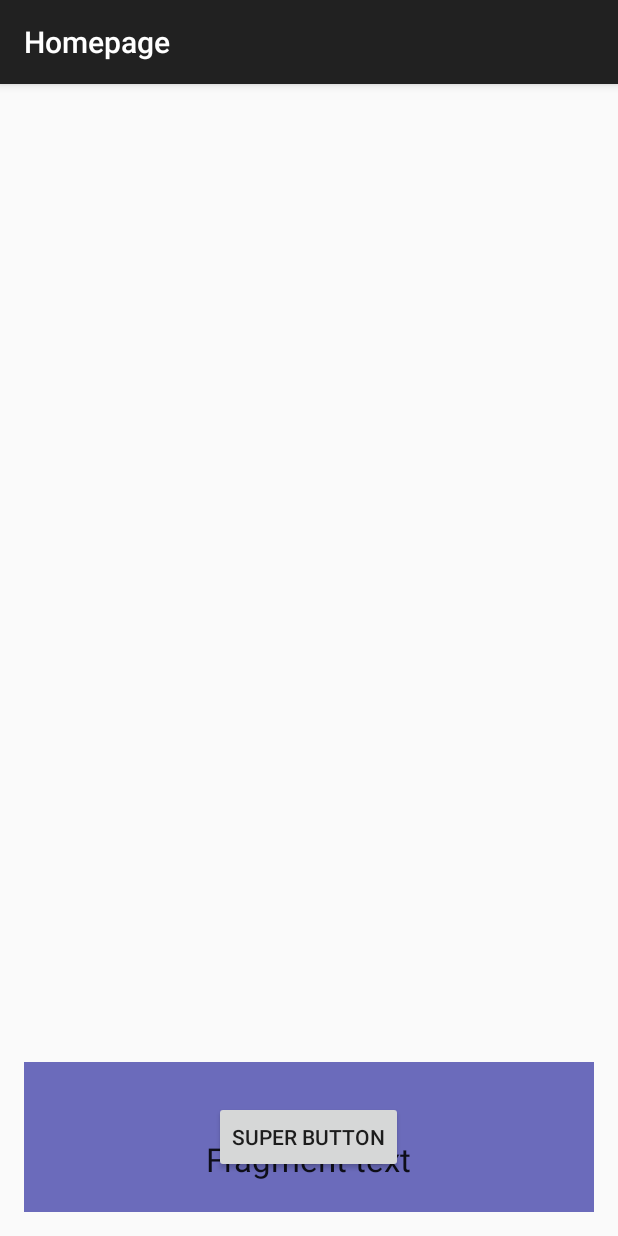
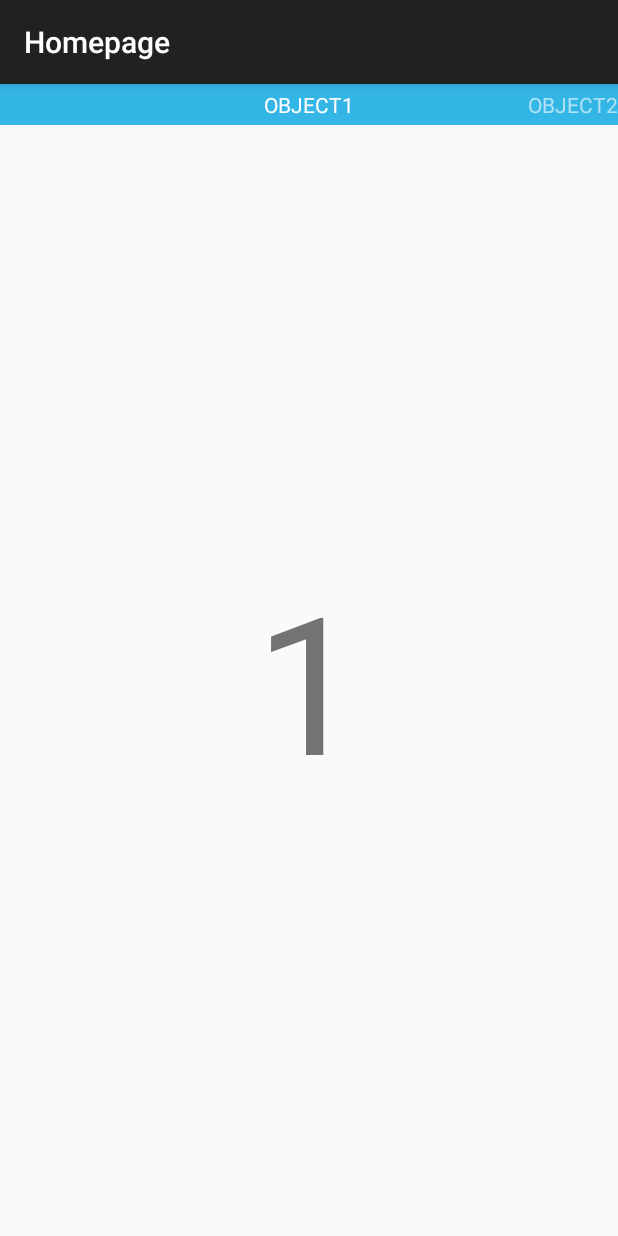
Before and after one commit to star-Ray/PPFYP, an Android app: the HomepageActivity screen opened directly, with no data from a screen before it, on a phone screen of 412 x 824 dp. Run offline under Robolectric (Android 15) with nearby library versions, the phone set to English and light mode, and no system bars.

Commit message:
- implemented draft swipe scroll on homepage - removed other unnecessary codes

```diff
--- a/FYPProject/app/src/main/java/com/example/arnold/fypproject/Activity/HomepageActivity.java
+++ b/FYPProject/app/src/main/java/com/example/arnold/fypproject/Activity/HomepageActivity.java
@@ -6,6 +6,10 @@ import android.content.Intent;
 import android.content.SharedPreferences;
 import android.net.Uri;
 import android.os.Bundle;
+import android.support.v4.app.Fragment;
+import android.support.v4.app.FragmentManager;
+import android.support.v4.app.FragmentPagerAdapter;
+import android.support.v4.view.ViewPager;
 import android.support.v4.widget.DrawerLayout;
 import android.support.v7.app.ActionBarActivity;
 import android.view.View;
@@ -16,19 +20,20 @@ import android.widget.Toast;
 
 import com.example.arnold.fypproject.Entity.Courier;
 import com.example.arnold.fypproject.Entity.Sender;
-import com.example.arnold.fypproject.Fragment.SampleFragment;
+import com.example.arnold.fypproject.Fragment.HomepageFragment;
 import com.example.arnold.fypproject.R;
 import com.google.gson.Gson;
 
 
-public class HomepageActivity extends ActionBarActivity implements SampleFragment.OnFragmentInteractionListener {
+public class HomepageActivity extends ActionBarActivity {
     private Intent intent;
     private Sender sender;
     private Courier courier;
-    private String[] drawerArr;
     private SharedPreferences sharedPref;
     private SharedPreferences.Editor editor;
     private Gson gson;
+    private HomepageTabsPagerAdapter homepageTabsPagerAdapter;
+    private ViewPager viewPager;
 
     @Override
     protected void onCreate(Bundle savedInstanceState) {
@@ -42,62 +47,14 @@ public class HomepageActivity extends ActionBarActivity implements SampleFragmen
         sender = gson.fromJson(sharedPref.getString("sender", null), Sender.class);
         courier = gson.fromJson(sharedPref.getString("courier", null), Courier.class);
 
-//        Drawer view
-        drawerArr = new String[]{"My Profile", "NFC Page", "WriteNFC", "test1", "test2", "Test3NavScroll", "maps", "Settings", "Logout"};
-        final ArrayAdapter<String> drawerAdapter = new ArrayAdapter<String>(this, R.layout.drawer_textview, drawerArr);
-        final DrawerLayout drawerLayout = (DrawerLayout)findViewById(R.id.drawer_layout);
-        ListView listView = (ListView)findViewById(R.id.homepage_drawer);
+//        Load swipe view
+        viewPager = (ViewPager)findViewById(R.id.pager_test);
+        homepageTabsPagerAdapter = new HomepageTabsPagerAdapter(getSupportFragmentManager());
+        viewPager.setAdapter(homepageTabsPagerAdapter);
 
+        loadDrawer(); //load Drawer
 
-        listView.setAdapter(drawerAdapter);
-        listView.setOnItemClickListener(new AdapterView.OnItemClickListener() {
-            @Override
-            public void onItemClick(AdapterView<?> parent, View view, int position, long id) {
-                String itemTitle = drawerAdapter.getItem(position);
-
-                switch(itemTitle){
-                    case "My Profile":
-                        goToMyProfilePage();
-                        break;
-                    case "NFC Page":
-                        goToNFCPage();
-                        break;
-                    case "Settings":
-                        break;
-                    case "Logout":
-                        goToLogout();
-                        break;
-                    case "Test3NavScroll":
-                        goToTest3();
-                        break;
-                    case "test1":
-                        goToTest1();
-                        break;
-                    case "test2":
-                        goToTest2();
-                        break;
-                    case "maps":
-                        goToMaps();
-                        break;
-                    case "WriteNFC":
-                        goToWriteNFC();
-                        break;
-                }
-                drawerLayout.closeDrawers();
-            }
-        });
-
-//        Load fragment
-        if (findViewById(R.id.fragment_container) != null){
-            if(savedInstanceState != null){
-                return;
-            }
-            SampleFragment sampleFragment = new SampleFragment();
-            sampleFragment.setArguments(getIntent().getExtras());
-            getSupportFragmentManager().beginTransaction().add(R.id.fragment_container, sampleFragment).commit();
-        }
-
-//        Load welcome toast
+//        Load welcome toast if entered from login page
         if (getIntent().getStringExtra("login") != null){
             Toast.makeText(this, "Welcome, " + courier.getName(), Toast.LENGTH_SHORT).show();
         }
@@ -148,12 +105,78 @@ public class HomepageActivity extends ActionBarActivity implements SampleFragmen
     }
 
     @Override
-    public void onFragmentInteraction(Uri uri) {
-    }
-
-    @Override
     public void onBackPressed() {
         editor.putString("action", "exit").apply();
         finish();
     }
+
+    public void loadDrawer(){
+//        Drawer view
+        String[] drawerArr = new String[]{"My Profile", "NFC Page", "WriteNFC", "test1", "test2", "Test3NavScroll", "maps", "Settings", "Logout"};
+        final ArrayAdapter<String> drawerAdapter = new ArrayAdapter<String>(this, R.layout.drawer_textview, drawerArr);
+        final DrawerLayout drawerLayout = (DrawerLayout)findViewById(R.id.drawer_layout);
+
+        ListView listView = (ListView)findViewById(R.id.homepage_drawer);
+        listView.setAdapter(drawerAdapter);
+        listView.setOnItemClickListener(new AdapterView.OnItemClickListener() {
+            @Override
+            public void onItemClick(AdapterView<?> parent, View view, int position, long id) {
+                String itemTitle = drawerAdapter.getItem(position);
+                switch(itemTitle){
+                    case "My Profile":
+                        goToMyProfilePage();
+                        break;
+                    case "NFC Page":
+                        goToNFCPage();
+                        break;
+                    case "Settings":
+                        break;
+                    case "Logout":
+                        goToLogout();
+                        break;
+                    case "Test3NavScroll":
+                        goToTest3();
+                        break;
+                    case "test1":
+                        goToTest1();
+                        break;
+                    case "test2":
+                        goToTest2();
+                        break;
+                    case "maps":
+                        goToMaps();
+                        break;
+                    case "WriteNFC":
+                        goToWriteNFC();
+                        break;
+                }
+                drawerLayout.closeDrawers();
+            }
+        });
+    }
+
+    public static class HomepageTabsPagerAdapter extends FragmentPagerAdapter {
+        public HomepageTabsPagerAdapter (FragmentManager fm){
+            super(fm);
+        }
+
+        @Override
+        public Fragment getItem(int i){
+            Fragment fragment = new HomepageFragment();
+            Bundle args = new Bundle();
+            args.putInt(HomepageFragment.ARG_OBJECT, i + 1);
+            fragment.setArguments(args);
+            return fragment;
+        }
+
+        @Override
+        public int getCount(){
+            return 3;
+        }
+
+        @Override
+        public CharSequence getPageTitle(int position){
+            return "OBJECT" + (position + 1);
+        }
+    }
 }
--- a/FYPProject/app/src/main/java/com/example/arnold/fypproject/Fragment/SampleFragment.java
+++ /dev/null
@@ -1,113 +0,0 @@
-package com.example.arnold.fypproject.Fragment;
-
-import android.app.Activity;
-import android.content.Context;
-import android.content.SharedPreferences;
-import android.net.Uri;
-import android.os.Bundle;
-import android.support.v4.app.Fragment;
-import android.view.LayoutInflater;
-import android.view.View;
-import android.view.ViewGroup;
-import android.widget.TextView;
-
-import com.example.arnold.fypproject.R;
-
-/**
- * A simple {@link Fragment} subclass.
- * Activities that contain this fragment must implement the
- * {@link SampleFragment.OnFragmentInteractionListener} interface
- * to handle interaction events.
- * Use the {@link SampleFragment#newInstance} factory method to
- * create an instance of this fragment.
- */
-public class SampleFragment extends Fragment {
-    // TODO: Rename parameter arguments, choose names that match
-    // the fragment initialization parameters, e.g. ARG_ITEM_NUMBER
-    private static final String ARG_PARAM1 = "param1";
-    private static final String ARG_PARAM2 = "param2";
-
-    // TODO: Rename and change types of parameters
-    private String mParam1;
-    private String mParam2;
-
-    private OnFragmentInteractionListener mListener;
-
-    /**
-     * Use this factory method to create a new instance of
-     * this fragment using the provided parameters.
-     *
-     * @param param1 Parameter 1.
-     * @param param2 Parameter 2.
-     * @return A new instance of fragment SampleFragment.
-     */
-    // TODO: Rename and change types and number of parameters
-    public static SampleFragment newInstance(String param1, String param2) {
-        SampleFragment fragment = new SampleFragment();
-        Bundle args = new Bundle();
-        args.putString(ARG_PARAM1, param1);
-        args.putString(ARG_PARAM2, param2);
-        fragment.setArguments(args);
-        return fragment;
-    }
-
-    public SampleFragment() {
-        // Required empty public constructor
-    }
-
-    @Override
-    public void onCreate(Bundle savedInstanceState) {
-        super.onCreate(savedInstanceState);
-        if (getArguments() != null) {
-            mParam1 = getArguments().getString(ARG_PARAM1);
-            mParam2 = getArguments().getString(ARG_PARAM2);
-        }
-    }
-
-    @Override
-    public View onCreateView(LayoutInflater inflater, ViewGroup container,
-                             Bundle savedInstanceState) {
-        // Inflate the layout for this fragment
-        return inflater.inflate(R.layout.fragment_sample, container, false);
-    }
-
-    // TODO: Rename method, update argument and hook method into UI event
-    public void onButtonPressed(Uri uri) {
-        if (mListener != null) {
-            mListener.onFragmentInteraction(uri);
-        }
-    }
-
-    @Override
-    public void onAttach(Activity activity) {
-        super.onAttach(activity);
-        try {
-            mListener = (OnFragmentInteractionListener) activity;
-        } catch (ClassCastException e) {
-            throw new ClassCastException(activity.toString()
-                    + " must implement OnFragmentInteractionListener");
-        }
-    }
-
-    @Override
-    public void onDetach() {
-        super.onDetach();
-        mListener = null;
-    }
-
-    /**
-     * This interface must be implemented by activities that contain this
-     * fragment to allow an interaction in this fragment to be communicated
-     * to the activity and potentially other fragments contained in that
-     * activity.
-     * <p/>
-     * See the Android Training lesson <a href=
-     * "http://developer.android.com/training/basics/fragments/communicating.html"
-     * >Communicating with Other Fragments</a> for more information.
-     */
-    public interface OnFragmentInteractionListener {
-        // TODO: Update argument type and name
-        void onFragmentInteraction(Uri uri);
-    }
-
-}
--- a/FYPProject/app/src/main/res/layout/activity_homepage.xml
+++ b/FYPProject/app/src/main/res/layout/activity_homepage.xml
@@ -5,37 +5,53 @@
     android:layout_height="match_parent">
 
     <!--Main view-->
-    <RelativeLayout
+    <android.support.v4.view.ViewPager
         xmlns:android="http://schemas.android.com/apk/res/android"
         xmlns:tools="http://schemas.android.com/tools"
+        android:id="@+id/pager_test"
         android:layout_width="match_parent"
         android:layout_height="match_parent"
-        android:paddingBottom="@dimen/activity_vertical_margin"
-        android:paddingLeft="@dimen/activity_horizontal_margin"
-        android:paddingRight="@dimen/activity_horizontal_margin"
-        android:paddingTop="@dimen/activity_vertical_margin"
-        tools:context="com.example.arnold.fypproject.Activity.HomepageActivity">
+        tools:context="com.example.arnold.fypproject.Activity.Test3Activity">
 
-        <RelativeLayout
-            android:id="@+id/fragment_container"
+        <android.support.v4.view.PagerTitleStrip
+            android:id="@+id/pager_title_strip"
             android:layout_width="match_parent"
-            android:layout_height="100dp"
-            android:layout_alignParentBottom="true"
-            android:layout_alignParentLeft="true"
-            android:layout_alignParentStart="true" >
+            android:layout_height="wrap_content"
+            android:layout_gravity="top"
+            android:background="#33b5e5"
+            android:paddingBottom="4dp"
+            android:paddingTop="4dp"
+            android:textColor="#fff" />
 
-            <TextView
-                android:id="@+id/textView"
-                android:layout_width="wrap_content"
-                android:layout_height="wrap_content"
-                android:layout_alignParentTop="true"
-                android:layout_centerHorizontal="true"
-                android:text="Testing text"
-                android:textAppearance="?android:attr/textAppearanceLarge" />
-        </RelativeLayout>
+    </android.support.v4.view.ViewPager>
+    <!--<RelativeLayout-->
+        <!--xmlns:android="http://schemas.android.com/apk/res/android"-->
+        <!--xmlns:tools="http://schemas.android.com/tools"-->
+        <!--android:layout_width="match_parent"-->
+        <!--android:layout_height="match_parent"-->
+        <!--android:paddingBottom="@dimen/activity_vertical_margin"-->
+        <!--android:paddingLeft="@dimen/activity_horizontal_margin"-->
+        <!--android:paddingRight="@dimen/activity_horizontal_margin"-->
+        <!--android:paddingTop="@dimen/activity_vertical_margin"-->
+        <!--tools:context="com.example.arnold.fypproject.Activity.HomepageActivity">-->
 
+        <!--<RelativeLayout-->
+            <!--android:id="@+id/fragment_container"-->
+            <!--android:layout_width="match_parent"-->
+            <!--android:layout_height="100dp"-->
+            <!--android:layout_alignParentBottom="true"-->
+            <!--android:layout_alignParentLeft="true"-->
+            <!--android:layout_alignParentStart="true" >-->
 
-    </RelativeLayout>
+            <!--<TextView-->
+                <!--android:id="@+id/textView"-->
+                <!--android:layout_width="wrap_content"-->
+                <!--android:layout_height="wrap_content"-->
+                <!--android:layout_alignParentTop="true"-->
+                <!--android:layout_centerHorizontal="true"-->
+                <!--android:text="Testing text"-->
+                <!--android:textAppearance="?android:attr/textAppearanceLarge" />-->
+        <!--</RelativeLayout>-->
 
     <!--Listview for drawer-->
     <ListView
--- a/FYPProject/app/src/main/res/layout/fragment_sample.xml
+++ /dev/null
@@ -1,25 +0,0 @@
-<FrameLayout xmlns:android="http://schemas.android.com/apk/res/android"
-    xmlns:tools="http://schemas.android.com/tools"
-    android:layout_width="match_parent"
-    android:layout_height="match_parent"
-    tools:context="com.example.arnold.fypproject.Fragment.SampleFragment"
-    android:background="#6b6bbb">
-
-    <Button
-        android:layout_width="wrap_content"
-        android:layout_height="wrap_content"
-        android:text="Super button"
-        android:id="@+id/button_super"
-        android:layout_gravity="center"
-        android:onClick="goToProfilePage"/>
-
-    <TextView
-        android:layout_width="wrap_content"
-        android:layout_height="wrap_content"
-        android:textAppearance="?android:attr/textAppearanceLarge"
-        android:text="Fragment text"
-        android:id="@+id/textView3"
-        android:layout_marginTop="50dp"
-        android:layout_gravity="center_horizontal|top" />
-
-</FrameLayout>
```
Also changed, not shown: FYPProject/app/src/main/java/com/example/arnold/fypproject/Activity/Test3Activity.java (+33 -11 lines), FYPProject/app/src/main/java/com/example/arnold/fypproject/Adapter/HomepageTabsPagerAdapter.java (deleted, +0 -36 lines), FYPProject/app/src/main/java/com/example/arnold/fypproject/Fragment/HomepageFragment.java (line endings or trailing spaces), FYPProject/app/src/main/res/layout/fragment_homepage.xml (line endings or trailing spaces), 1 other file.
